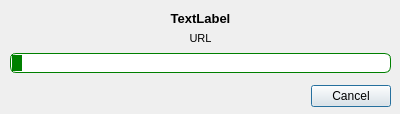
Sevick/RadioNet, file connectionprogress.ui: the form before one commit.
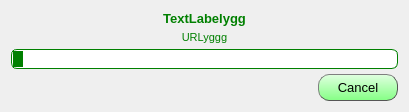
The form after the commit.

Patch:
```diff
--- a/connectionprogress.ui
+++ b/connectionprogress.ui
@@ -6,43 +6,122 @@
    <rect>
     <x>0</x>
     <y>0</y>
-    <width>400</width>
-    <height>114</height>
+    <width>409</width>
+    <height>110</height>
    </rect>
   </property>
+  <property name="sizePolicy">
+   <sizepolicy hsizetype="Preferred" vsizetype="Preferred">
+    <horstretch>0</horstretch>
+    <verstretch>0</verstretch>
+   </sizepolicy>
+  </property>
   <property name="windowTitle">
    <string>Connecting to radio</string>
   </property>
+  <property name="layoutDirection">
+   <enum>Qt::RightToLeft</enum>
+  </property>
+  <property name="styleSheet">
+   <string notr="true">QLabel{
+color:green;
+}
+
+QPushButton {
+color: #000000;
+border: 1px outset #555;
+border-radius: 11px;
+padding: 5px;
+
+background:  qlineargradient(spread:pad, x1:0, y1:0, x2:0, y2:1, stop: 0 rgb(224, 255, 224), stop: 1  rgba(133, 255, 133));
+}
+
+
+
+QPushButton:hover {
+color: #ffffff;
+border: 2px solid #555;
+background: qradialgradient(cx: 0.3, cy: -0.4,
+fx: 0.3, fy: -0.4,
+radius: 1.35, stop: 0 #28ff28, stop: 1#3ec43e);
+}
+
+QPushButton:pressed {
+border: 2px solid #555;
+background: qradialgradient(cx: 0.4, cy: -0.1,
+fx: 0.4, fy: -0.1,
+radius: 1.35, stop: 0 #fff, stop: 1 #ddd);
+}</string>
+  </property>
   <property name="sizeGripEnabled">
    <bool>false</bool>
   </property>
   <property name="modal">
    <bool>true</bool>
   </property>
-  <widget class="QDialogButtonBox" name="buttonBox">
-   <property name="geometry">
-    <rect>
-     <x>50</x>
-     <y>80</y>
-     <width>341</width>
-     <height>32</height>
-    </rect>
+  <layout class="QFormLayout" name="formLayout">
+   <property name="horizontalSpacing">
+    <number>5</number>
    </property>
-   <property name="orientation">
-    <enum>Qt::Horizontal</enum>
+   <property name="verticalSpacing">
+    <number>5</number>
    </property>
-   <property name="standardButtons">
-    <set>QDialogButtonBox::Cancel</set>
-   </property>
-  </widget>
+   <item row="0" column="0" colspan="2">
+    <widget class="QLabel" name="lRadioTitle">
+     <property name="sizePolicy">
+      <sizepolicy hsizetype="Expanding" vsizetype="Preferred">
+       <horstretch>0</horstretch>
+       <verstretch>0</verstretch>
+      </sizepolicy>
+     </property>
+     <property name="font">
+      <font>
+       <pointsize>10</pointsize>
+       <weight>75</weight>
+       <bold>true</bold>
+      </font>
+     </property>
+     <property name="text">
+      <string>TextLabelygg</string>
+     </property>
+     <property name="alignment">
+      <set>Qt::AlignCenter</set>
+     </property>
+     <property name="wordWrap">
+      <bool>true</bool>
+     </property>
+    </widget>
+   </item>
+   <item row="1" column="0" colspan="2">
+    <widget class="QLabel" name="lURL">
+     <property name="font">
+      <font>
+       <pointsize>8</pointsize>
+       <weight>50</weight>
+       <bold>false</bold>
+      </font>
+     </property>
+     <property name="text">
+      <string>URLyggg</string>
+     </property>
+     <property name="alignment">
+      <set>Qt::AlignCenter</set>
+     </property>
+     <property name="wordWrap">
+      <bool>true</bool>
+     </property>
+    </widget>
+   </item>
+   <item row="2" column="0" colspan="2">
   <widget class="QProgressBar" name="lConnectBar">
-   <property name="geometry">
-    <rect>
-     <x>10</x>
-     <y>53</y>
-     <width>381</width>
+     <property name="maximumSize">
+      <size>
+       <width>16777215</width>
      <height>20</height>
-    </rect>
+      </size>
+     </property>
+     <property name="layoutDirection">
+      <enum>Qt::LeftToRight</enum>
    </property>
    <property name="styleSheet">
     <string notr="true">QProgressBar{
@@ -67,58 +146,35 @@
     <bool>false</bool>
    </property>
   </widget>
-  <widget class="QLabel" name="lRadioTitle">
-   <property name="geometry">
-    <rect>
-     <x>10</x>
-     <y>10</y>
-     <width>381</width>
-     <height>16</height>
-    </rect>
+   </item>
+   <item row="3" column="0">
+    <widget class="QPushButton" name="pbCancel">
+     <property name="sizePolicy">
+      <sizepolicy hsizetype="Preferred" vsizetype="Preferred">
+       <horstretch>0</horstretch>
+       <verstretch>0</verstretch>
+      </sizepolicy>
+     </property>
+     <property name="minimumSize">
+      <size>
+       <width>80</width>
+       <height>0</height>
+      </size>
    </property>
    <property name="font">
     <font>
      <pointsize>10</pointsize>
-     <weight>75</weight>
-     <bold>true</bold>
-    </font>
-   </property>
-   <property name="text">
-    <string>TextLabel</string>
-   </property>
-   <property name="alignment">
-    <set>Qt::AlignCenter</set>
-   </property>
-   <property name="wordWrap">
-    <bool>true</bool>
-   </property>
-  </widget>
-  <widget class="QLabel" name="lURL">
-   <property name="geometry">
-    <rect>
-     <x>10</x>
-     <y>30</y>
-     <width>381</width>
-     <height>16</height>
-    </rect>
-   </property>
-   <property name="font">
-    <font>
-     <pointsize>8</pointsize>
-     <weight>50</weight>
-     <bold>false</bold>
-    </font>
-   </property>
+      </font>
+     </property>
+     <property name="layoutDirection">
+      <enum>Qt::LeftToRight</enum>
+     </property>
    <property name="text">
-    <string>URL</string>
-   </property>
-   <property name="alignment">
-    <set>Qt::AlignCenter</set>
-   </property>
-   <property name="wordWrap">
-    <bool>true</bool>
-   </property>
-  </widget>
+      <string>Cancel</string>
+     </property>
+    </widget>
+   </item>
+  </layout>
  </widget>
  <resources/>
  <connections>
```
Left out of the diff: 38 changed lines with no effect on the pictures. Lines whose indentation alone changed are shown as unchanged.
